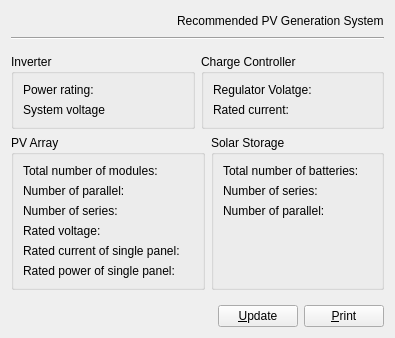
Qt form formrecomendedpvsystem.ui (fashtop3/solar_pv_power_gen_system) before a commit.
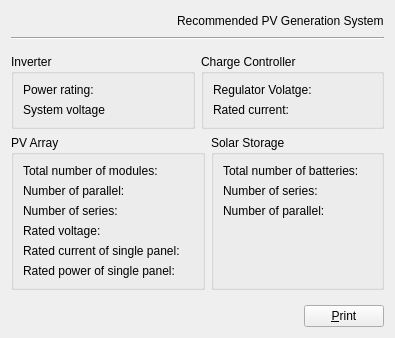
The same form after that commit.

```diff
--- a/formrecomendedpvsystem.ui
+++ b/formrecomendedpvsystem.ui
@@ -335,13 +335,6 @@
        </property>
       </spacer>
      </item>
-     <item>
-      <widget class="QPushButton" name="updatePushButton">
-       <property name="text">
-        <string>&amp;Update</string>
-       </property>
-      </widget>
-     </item>
      <item>
       <widget class="QPushButton" name="printPushButton">
        <property name="text">
```
